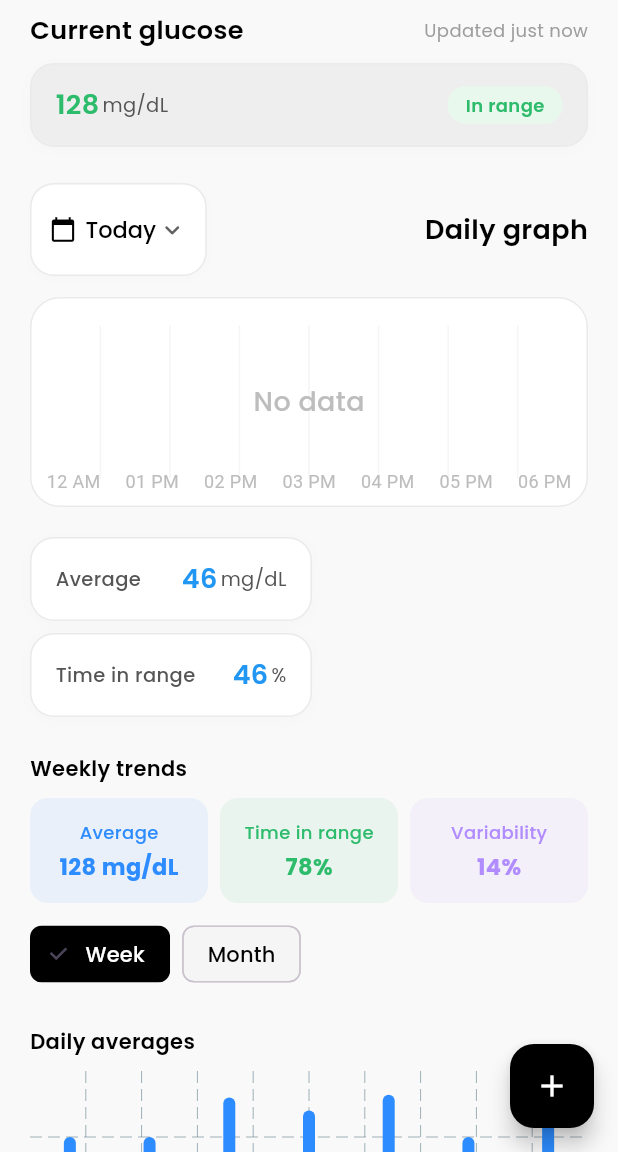
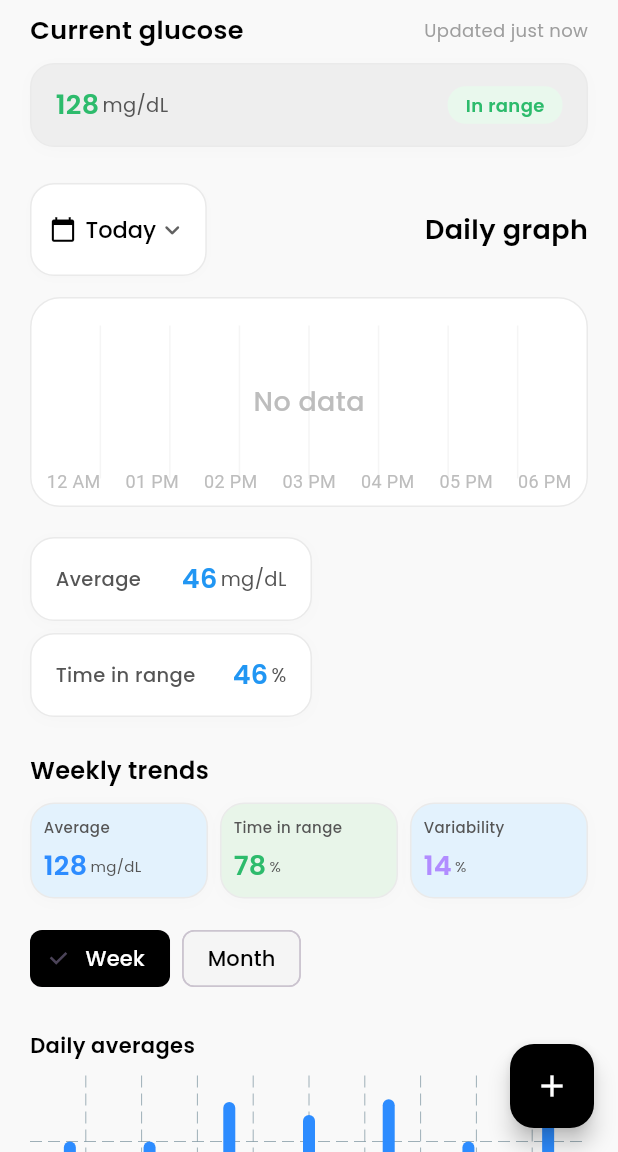
Before and after one commit to hamzaali265/ui_screens, a Flutter app: the screen it shows after launch, on a phone screen of 412 x 824 dp, the part 84-1236 px from its top. Run offline on Flutter 3.47's test engine with Material 3 defaults, Android fonts, the phone set to English and light mode, and no system bars; drawn by our look-alikes of fl_chart; our stand-ins replace google_fonts, table_calendar.

Commit message:
weekly trends has been set

```diff
--- a/lib/glucose_tracking_screen.dart
+++ b/lib/glucose_tracking_screen.dart
@@ -66,6 +66,12 @@ class _GlucoseTrackingScreenState extends State<GlucoseTrackingScreen> {
               unit: ValueUnit.mgdl,
               backgroundColor: Colors.white,
             ),
+            ValueWithTagOrPercentageWidget(
+              heading: "Average",
+              value: "128",
+              unit: ValueUnit.mgdl,
+              showColumnLayout: true,
+            ),
           ],
         ),
       ),
--- a/lib/widgets/trend_card.dart
+++ /dev/null
@@ -1,47 +0,0 @@
-import 'package:flutter/material.dart';
-import 'package:google_fonts/google_fonts.dart';
-
-class TrendCard extends StatelessWidget {
-  final String label;
-  final String value;
-  final Color color;
-  const TrendCard({
-    super.key,
-    required this.label,
-    required this.value,
-    required this.color,
-  });
-  @override
-  Widget build(BuildContext context) {
-    return Expanded(
-      child: Container(
-        padding: const EdgeInsets.symmetric(vertical: 14),
-        decoration: BoxDecoration(
-          color: color.withValues(alpha: 0.08),
-          borderRadius: BorderRadius.circular(12),
-        ),
-        child: Column(
-          children: [
-            Text(
-              label,
-              style: GoogleFonts.poppins(
-                fontSize: 12,
-                color: color,
-                fontWeight: FontWeight.w500,
-              ),
-            ),
-            const SizedBox(height: 4),
-            Text(
-              value,
-              style: GoogleFonts.poppins(
-                fontWeight: FontWeight.bold,
-                color: color,
-                fontSize: 15,
-              ),
-            ),
-          ],
-        ),
-      ),
-    );
-  }
-}
--- a/lib/widgets/value_with_tag_or_percentage_widget.dart
+++ b/lib/widgets/value_with_tag_or_percentage_widget.dart
@@ -17,6 +17,10 @@ class ValueWithTagOrPercentageWidget extends StatelessWidget {
   final double horizontal;
   final double vertical;
   final bool showColumnLayout;
+  final double? headingFontSize;
+  final double? valueFontSize;
+  final double? unitFontSize;
+  final double? tagFontSize;
 
   const ValueWithTagOrPercentageWidget({
     super.key,
@@ -34,6 +38,10 @@ class ValueWithTagOrPercentageWidget extends StatelessWidget {
     this.horizontal = 16,
     this.vertical = 14,
     this.showColumnLayout = false,
+    this.headingFontSize,
+    this.valueFontSize,
+    this.unitFontSize,
+    this.tagFontSize,
   });
 
   @override
@@ -101,7 +109,7 @@ class ValueWithTagOrPercentageWidget extends StatelessWidget {
     return Text(
       value,
       style: GoogleFonts.poppins(
-        fontSize: 18,
+        fontSize: valueFontSize ?? 18,
         fontWeight: FontWeight.w600,
         color: valueColor,
       ),
@@ -116,7 +124,7 @@ class ValueWithTagOrPercentageWidget extends StatelessWidget {
       child: Text(
         unitLabel,
         style: GoogleFonts.poppins(
-          fontSize: 13,
+          fontSize: unitFontSize ?? 13,
           color: unitColor ?? headingColor,
         ),
       ),
@@ -136,7 +144,7 @@ class ValueWithTagOrPercentageWidget extends StatelessWidget {
         style: GoogleFonts.poppins(
           color: tagTextColor,
           fontWeight: FontWeight.w600,
-          fontSize: 12,
+          fontSize: tagFontSize ?? 12,
         ),
       ),
     );
@@ -147,7 +155,7 @@ class ValueWithTagOrPercentageWidget extends StatelessWidget {
     return Text(
       heading!,
       style: GoogleFonts.poppins(
-        fontSize: 13,
+        fontSize: headingFontSize ?? 13,
         fontWeight: FontWeight.w500,
         color: headingColor,
       ),
--- a/lib/widgets/weekly_trend_section.dart
+++ b/lib/widgets/weekly_trend_section.dart
@@ -1,7 +1,8 @@
 import 'package:flutter/material.dart';
 import 'package:google_fonts/google_fonts.dart';
+import 'package:ui_screens/enums.dart';
 
-import 'trend_card.dart';
+import 'value_with_tag_or_percentage_widget.dart';
 
 class WeeklyTrendsSection extends StatefulWidget {
   const WeeklyTrendsSection({super.key});
@@ -12,6 +13,7 @@ class WeeklyTrendsSection extends StatefulWidget {
 
 class _WeeklyTrendsSectionState extends State<WeeklyTrendsSection> {
   bool isWeek = true;
+
   @override
   Widget build(BuildContext context) {
     return Column(
@@ -21,32 +23,61 @@ class _WeeklyTrendsSectionState extends State<WeeklyTrendsSection> {
           'Weekly trends',
           style: GoogleFonts.poppins(
             fontWeight: FontWeight.w600,
+            fontSize: 16,
             color: Colors.black,
           ),
         ),
         const SizedBox(height: 10),
         Row(
           children: [
-            TrendCard(
-              label: 'Average',
-              value: '128 mg/dL',
-              color: const Color(0xFF2D8CFF),
+            Expanded(
+              child: ValueWithTagOrPercentageWidget(
+                heading: 'Average',
+                headingFontSize: 10,
+                value: '128',
+                unit: ValueUnit.mgdl,
+                unitFontSize: 10,
+                valueColor: const Color(0xFF2D8CFF),
+                showColumnLayout: true,
+                horizontal: 8,
+                vertical: 8,
+                backgroundColor: Colors.blue[50]!,
+              ),
             ),
             const SizedBox(width: 8),
-            TrendCard(
-              label: 'Time in range',
-              value: '78%',
-              color: const Color(0xFF2DBB6C),
+            Expanded(
+              child: ValueWithTagOrPercentageWidget(
+                heading: 'Time in range',
+
+                headingFontSize: 10,
+                value: '78',
+                unit: ValueUnit.percentage,
+                unitFontSize: 10,
+                valueColor: const Color(0xFF2DBB6C),
+                showColumnLayout: true,
+                horizontal: 8,
+                vertical: 8,
+                backgroundColor: Colors.green[50]!,
+              ),
             ),
             const SizedBox(width: 8),
-            TrendCard(
-              label: 'Variability',
-              value: '14%',
-              color: const Color(0xFFB18CFF),
+            Expanded(
+              child: ValueWithTagOrPercentageWidget(
+                heading: 'Variability',
+                headingFontSize: 10,
+                value: '14',
+                unit: ValueUnit.percentage,
+                unitFontSize: 10,
+                valueColor: const Color(0xFFB18CFF),
+                showColumnLayout: true,
+                horizontal: 8,
+                vertical: 8,
+                backgroundColor: Colors.blue[50]!,
+              ),
             ),
           ],
         ),
-        const SizedBox(height: 10),
+        const SizedBox(height: 16),
         Row(
           children: [
             ChoiceChip(
```
